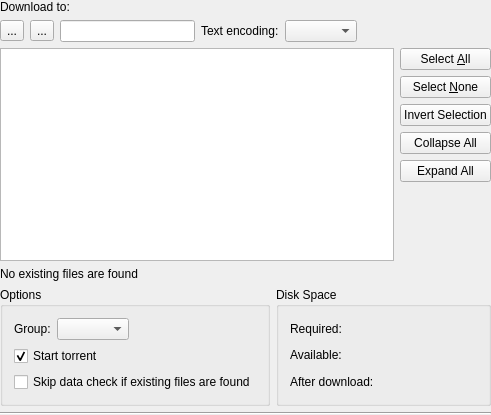
KDE/ktorrent, file ktorrent/dialogs/fileselectdlg.ui: the form before one commit.
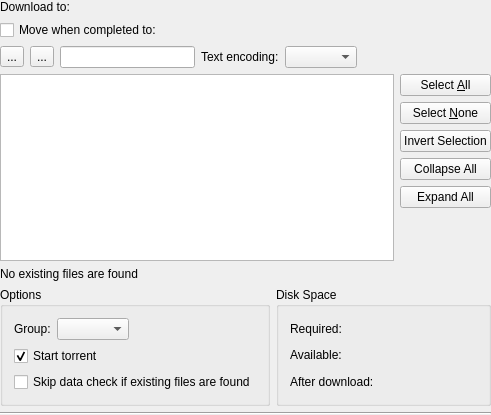
The form after the commit. Custom widgets are drawn as their Qt base class.

```diff
--- a/ktorrent/dialogs/fileselectdlg.ui
+++ b/ktorrent/dialogs/fileselectdlg.ui
@@ -34,6 +34,23 @@
      </item>
     </layout>
    </item>
+   <item>
+    <layout class="QHBoxLayout">
+     <item>
+      <widget class="QCheckBox" name="m_moveCompleted">
+       <property name="toolTip">
+        <string>Moves the files to the specified location when the torrent finishes downloading.</string>
+       </property>
+       <property name="text">
+        <string>Move when completed to:</string>
+       </property>
+      </widget>
+     </item>
+     <item>
+      <widget class="KUrlRequester" name="m_completedLocation"/>
+     </item>
+    </layout>
+   </item>
    <item>
     <layout class="QHBoxLayout" name="horizontalLayout">
      <item>
```
